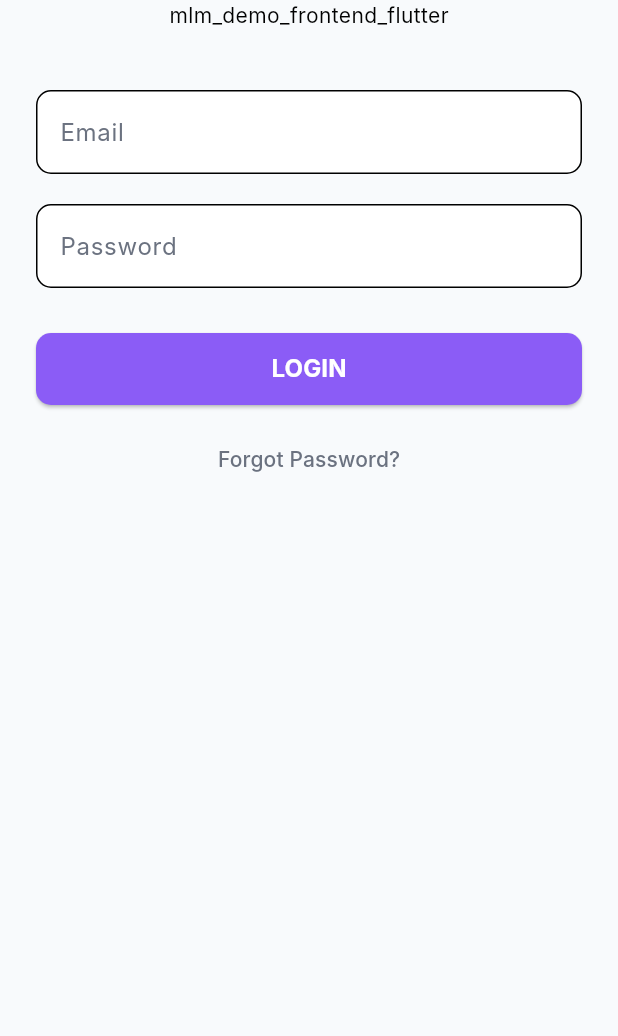
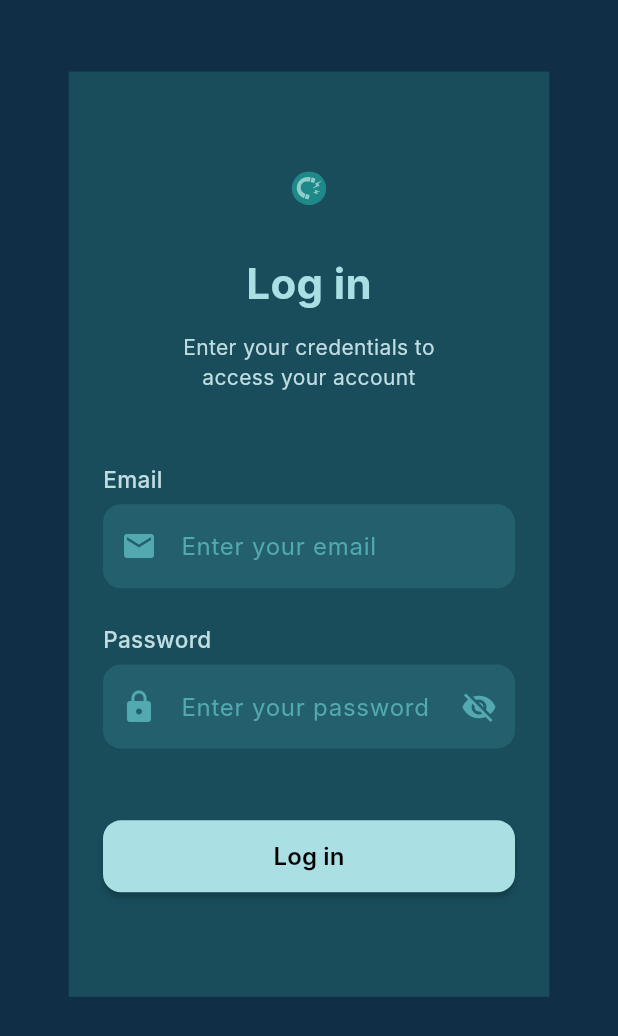
Before and after one commit to Irfan-Ahmad-byte/mlm_demo_frontend_flutter, a Flutter app: the screen it shows after launch, on a phone screen of 412 x 824 dp. Shown: the top 1036 px of the screen. Run offline on Flutter 3.47's test engine with Material 3 defaults, Android fonts, the phone set to English and light mode, and no system bars; our stand-ins replace flutter_screenutil, flutter_svg, get; Roboto replaces fonts that are missing (Inter).

Commit message:
login page desighned

```diff
--- /dev/null
+++ b/lib/app/core/assets/app_icons.dart
@@ -0,0 +1,3 @@
+class AppIcons {
+  static const String logo = "assets/icons/logo.svg";
+}
--- /dev/null
+++ b/lib/app/core/assets/app_images.dart
@@ -0,0 +1,3 @@
+class AppImages {
+  static const String mlmSide = "assets/images/mlm_side.png";
+}
--- /dev/null
+++ b/lib/app/core/custom_widget/AppTextField.dart
@@ -0,0 +1,80 @@
+import 'package:flutter/material.dart';
+import '../../core/utils/app_colors.dart';
+
+class AppTextField extends StatefulWidget {
+  final String label;
+  final String hint;
+  final bool isPassword;
+  final TextEditingController controller;
+  final IconData? icon;
+  final String? Function(String?)? validator;
+  final TextInputType keyboardType;
+
+  const AppTextField({
+    super.key,
+    required this.label,
+    required this.hint,
+    required this.controller,
+    this.isPassword = false,
+    this.icon,
+    this.validator,
+    this.keyboardType = TextInputType.text,
+  });
+
+  @override
+  State<AppTextField> createState() => _AppTextFieldState();
+}
+
+class _AppTextFieldState extends State<AppTextField> {
+  bool _obscure = true;
+
+  @override
+  Widget build(BuildContext context) {
+    return Column(
+      crossAxisAlignment: CrossAxisAlignment.start,
+      children: [
+        if (widget.label.isNotEmpty)
+          Padding(
+            padding: const EdgeInsets.only(bottom: 6.0),
+            child: Text(
+              widget.label,
+              style: TextStyle(
+                fontSize: 15,
+                color: AppColors.textColor,
+                fontWeight: FontWeight.w500,
+              ),
+            ),
+          ),
+        TextFormField(
+          controller: widget.controller,
+          keyboardType: widget.keyboardType,
+          obscureText: widget.isPassword ? _obscure : false,
+          validator: widget.validator,
+          style: TextStyle(color: AppColors.textColor),
+          decoration: InputDecoration(
+            hintText: widget.hint,
+            hintStyle: TextStyle(color: AppColors.hintColor),
+            filled: true,
+            fillColor: AppColors.primaryColor.withOpacity(0.2),
+            border: OutlineInputBorder(
+              borderRadius: BorderRadius.circular(12),
+              borderSide: BorderSide.none,
+            ),
+            prefixIcon: widget.icon != null
+                ? Icon(widget.icon, color: AppColors.hintColor)
+                : null,
+            suffixIcon: widget.isPassword
+                ? IconButton(
+                    icon: Icon(
+                      _obscure ? Icons.visibility_off : Icons.visibility,
+                      color: AppColors.hintColor,
+                    ),
+                    onPressed: () => setState(() => _obscure = !_obscure),
+                  )
+                : null,
+          ),
+        ),
+      ],
+    );
+  }
+}
--- /dev/null
+++ b/lib/app/core/custom_widget/app_button.dart
@@ -0,0 +1,71 @@
+import 'package:flutter/material.dart';
+import '../../core/utils/app_colors.dart';
+
+class AppButton extends StatelessWidget {
+  final String text;
+  final VoidCallback onPressed;
+  final bool isLoading;
+  final bool isFullWidth;
+  final IconData? icon;
+  final Color? backgroundColor;
+  final Color? textColor;
+
+  const AppButton({
+    super.key,
+    required this.text,
+    required this.onPressed,
+    this.isLoading = false,
+    this.isFullWidth = true,
+    this.icon,
+    this.backgroundColor,
+    this.textColor,
+  });
+
+  @override
+  Widget build(BuildContext context) {
+    final Color bgColor = backgroundColor ?? AppColors.secondaryColor;
+    final Color fgColor = textColor ?? AppColors.blackColor;
+
+    return SizedBox(
+      width: isFullWidth ? double.infinity : null,
+      height: 48,
+      child: ElevatedButton(
+        onPressed: isLoading ? null : onPressed,
+        style: ElevatedButton.styleFrom(
+          backgroundColor: bgColor,
+          shape: RoundedRectangleBorder(
+            borderRadius: BorderRadius.circular(12),
+          ),
+          elevation: 2,
+        ),
+        child: isLoading
+            ? const SizedBox(
+                width: 24,
+                height: 24,
+                child: CircularProgressIndicator(
+                  strokeWidth: 2,
+                  color: Colors.white,
+                ),
+              )
+            : Row(
+                mainAxisSize: MainAxisSize.min,
+                mainAxisAlignment: MainAxisAlignment.center,
+                children: [
+                  if (icon != null) ...[
+                    Icon(icon, color: fgColor, size: 20),
+                    const SizedBox(width: 8),
+                  ],
+                  Text(
+                    text,
+                    style: TextStyle(
+                      color: fgColor,
+                      fontWeight: FontWeight.w600,
+                      fontSize: 16,
+                    ),
+                  ),
+                ],
+              ),
+      ),
+    );
+  }
+}
--- /dev/null
+++ b/lib/app/core/custom_widget/responsive_widget.dart
@@ -0,0 +1,44 @@
+import 'package:flutter/material.dart';
+
+class ResponsiveWidget extends StatelessWidget {
+  final Widget? smallscreen;
+  final Widget? mediumscreen;
+  final Widget? largescreen;
+  final Widget? customscreen;
+  const ResponsiveWidget(
+      {super.key,
+      this.smallscreen,
+      this.mediumscreen,
+      this.largescreen,
+      this.customscreen});
+  static bool issmallscreen(BuildContext context) {
+    return MediaQuery.of(context).size.width < 600;
+  }
+
+  static bool ismediumscreen(BuildContext context) {
+    return MediaQuery.of(context).size.width >= 600 &&
+        MediaQuery.of(context).size.width < 1024;
+  }
+
+  static bool isLargeScreen(BuildContext context) {
+    return MediaQuery.of(context).size.width > 1024;
+  }
+
+  // static bool isCustomSize(BuildContext context) {
+  //   return MediaQuery.of(context).size.width <= customScreenSize &&
+  //       MediaQuery.of(context).size.width >= mediumScreenSize;
+  // }
+
+  @override
+  Widget build(BuildContext context) {
+    return LayoutBuilder(builder: (context, constraints) {
+      if (constraints.maxWidth >= 1024) {
+        return largescreen!;
+      } else if (constraints.maxWidth < 1024 && constraints.maxWidth >= 600) {
+        return mediumscreen!;
+      } else {
+        return smallscreen!;
+      }
+    });
+  }
+}
--- a/lib/app/core/utils/app_colors.dart
+++ b/lib/app/core/utils/app_colors.dart
@@ -11,23 +11,38 @@ class AppColors {
   static Color get shadowColor => UI.parseColor("#000000");
 
   static Color get primaryColor => _getThemeColor(
-        InitialSettingServices.to.settingmodel.lightTheme?.primaryColor,
+        InitialSettingServices.to.activeTheme.primaryColor,
         fallback: "#8B5CF6",
       );
 
+  static Color get primaryDarkColor => _getThemeColor(
+        InitialSettingServices.to.activeTheme.primaryDarkColor,
+        fallback: "#7C3AED",
+      );
+
   static Color get secondaryColor => _getThemeColor(
-        InitialSettingServices.to.settingmodel.lightTheme?.accentColor,
+        InitialSettingServices.to.activeTheme.accentColor,
         fallback: "#2DD4BF",
       );
 
+  static Color get secondaryDarkColor => _getThemeColor(
+        InitialSettingServices.to.activeTheme.accentDarkColor,
+        fallback: "#14B8A6",
+      );
+
+  static Color get scaffoldColor => _getThemeColor(
+        InitialSettingServices.to.activeTheme.scaffoldColor,
+        fallback: "#0F172A",
+      );
+
   static Color get hintColor => _getThemeColor(
-        InitialSettingServices.to.settingmodel.lightTheme?.hintColor,
-        fallback: "#CBD5E1",
+        InitialSettingServices.to.activeTheme.hintColor,
+        fallback: "#94A3B8",
       );
 
   static Color get textColor => _getThemeColor(
-        InitialSettingServices.to.settingmodel.lightTheme?.textColor,
-        fallback: "#1F2937",
+        InitialSettingServices.to.activeTheme.textColor,
+        fallback: "#E2E8F0",
       );
 
   static Color get bodyColor => UI.parseColor("#FEF4EC");
--- /dev/null
+++ b/lib/app/screens/login/components/login_form.dart
@@ -0,0 +1,109 @@
+import 'package:flutter/material.dart';
+import 'package:flutter_svg/flutter_svg.dart';
+import 'package:get/get.dart';
+import 'package:flutter_screenutil/flutter_screenutil.dart';
+import 'package:mlm_demo_frontend_flutter/app/core/assets/app_icons.dart';
+import '../../../core/custom_widget/AppTextField.dart';
+import '../../../core/custom_widget/app_button.dart';
+import '../../../core/utils/app_colors.dart';
+import '../controller/login_controller.dart';
+
+class LoginForm extends StatelessWidget {
+  final controller = Get.put(LoginController());
+  final loginFormKey = GlobalKey<FormState>();
+
+  LoginForm({super.key});
+
+  @override
+  Widget build(BuildContext context) {
+    return Center(
+      child: Container(
+        color: AppColors.primaryDarkColor,
+        padding: EdgeInsets.symmetric(horizontal: 20.w, vertical: 40.w),
+        constraints: BoxConstraints(maxWidth: 320.w),
+        child: Form(
+          key: loginFormKey,
+          child: Column(
+            mainAxisSize: MainAxisSize.min,
+            children: [
+              SvgPicture.asset(
+                AppIcons.logo,
+                width: 20.w,
+                height: 64,
+              ),
+              SizedBox(height: 10.h),
+              Text(
+                'Log in',
+                style: TextStyle(
+                  fontSize: 28,
+                  fontWeight: FontWeight.bold,
+                  color: AppColors.secondaryColor,
+                ),
+              ),
+              SizedBox(height: 10.h),
+              Text(
+                'Enter your credentials to\naccess your account',
+                textAlign: TextAlign.center,
+                style: TextStyle(
+                  fontSize: 14,
+                  color: AppColors.textColor,
+                ),
+              ),
+              SizedBox(height: 40.h),
+
+              /// Email Field
+              AppTextField(
+                label: 'Email',
+                hint: 'Enter your email',
+                controller: controller.emailController,
+                keyboardType: TextInputType.emailAddress,
+                icon: Icons.email,
+                validator: (value) {
+                  if (value == null || value.isEmpty) {
+                    return 'Please enter email';
+                  }
+                  return null;
+                },
+              ),
+              SizedBox(height: 20.h),
+
+              /// Password Field
+              AppTextField(
+                label: 'Password',
+                hint: 'Enter your password',
+                controller: controller.passwordController,
+                isPassword: true,
+                icon: Icons.lock,
+                validator: (value) {
+                  if (value == null || value.length < 6) {
+                    return 'Minimum 6 characters';
+                  }
+                  return null;
+                },
+              ),
+              SizedBox(height: 40.h),
+
+              /// Login Button
+              AppButton(
+                text: 'Log in',
+                onPressed: () {
+                  // if (loginFormKey.currentState!.validate()) {
+                  //   controller.loginUser(
+                  //     email: controller.emailController.text,
+                  //     password: controller.passwordController.text,
+                  //     isClear: () {
+                  //       controller.emailController.clear();
+                  //       controller.passwordController.clear();
+                  //     },
+                  //   );
+                  // }
+                },
+              ),
+              SizedBox(height: 20.h),
+            ],
+          ),
+        ),
+      ),
+    );
+  }
+}
--- a/lib/app/screens/login/controller/login_controller.dart
+++ b/lib/app/screens/login/controller/login_controller.dart
@@ -1,3 +1,7 @@
+import 'package:flutter/material.dart';
 import 'package:get/get.dart';
 
-class LoginController extends GetxController {}
+class LoginController extends GetxController {
+  final TextEditingController emailController = TextEditingController();
+  final TextEditingController passwordController = TextEditingController();
+}
--- a/lib/app/screens/login/login_page.dart
+++ b/lib/app/screens/login/login_page.dart
@@ -1,6 +1,5 @@
-
-
 import 'package:flutter/material.dart';
+import 'package:mlm_demo_frontend_flutter/app/core/custom_widget/responsive_widget.dart';
 
 import '../../core/utils/app_colors.dart';
 import 'screen/login_screen.dart';
@@ -18,7 +17,11 @@ class LoginPage extends StatelessWidget {
         body: SizedBox(
           height: size.height,
           width: size.width,
-          child: LoginScreen(),
+          child: const ResponsiveWidget(
+            largescreen: LoginScreen(),
+            mediumscreen: LoginScreen(),
+            smallscreen: LoginScreen(),
+          ),
         ),
       ),
     );
--- a/lib/app/screens/login/screen/login_screen.dart
+++ b/lib/app/screens/login/screen/login_screen.dart
@@ -1,8 +1,9 @@
 import 'package:flutter/material.dart';
+import 'package:flutter_screenutil/flutter_screenutil.dart';
 import 'package:get/get.dart';
-
-import '../../../core/utils/app_colors.dart';
-import '../../../services/initial_setting_service.dart';
+import 'package:mlm_demo_frontend_flutter/app/core/custom_widget/responsive_widget.dart';
+import 'package:mlm_demo_frontend_flutter/app/screens/login/components/login_form.dart';
+import '../../../core/assets/app_images.dart';
 import '../controller/login_controller.dart';
 
 class LoginScreen extends GetView<LoginController> {
@@ -13,86 +14,44 @@ class LoginScreen extends GetView<LoginController> {
     return GetBuilder<LoginController>(
         init: LoginController(),
         builder: (controller) => SingleChildScrollView(
-                child: Center(
-              child: SingleChildScrollView(
-                padding: const EdgeInsets.symmetric(horizontal: 24),
-                child: Column(
-                  mainAxisAlignment: MainAxisAlignment.center,
-                  children: [
-                    Text(
-                      InitialSettingServices.to.appName,
-                    ),
-                    const SizedBox(height: 40),
-                    TextField(
-                      decoration: InputDecoration(
-                        hintText: 'Email',
-                        filled: true,
-                        fillColor: AppColors.whiteColor,
-                        hintStyle: TextStyle(color: AppColors.hintColor),
-                        border: OutlineInputBorder(
-                          borderRadius: BorderRadius.circular(10),
-                        ),
-                      ),
-                      style: TextStyle(color: AppColors.textColor),
-                    ),
-                    const SizedBox(height: 20),
-                    TextField(
-                      obscureText: true,
-                      decoration: InputDecoration(
-                        hintText: 'Password',
-                        filled: true,
-                        fillColor: AppColors.whiteColor,
-                        hintStyle: TextStyle(color: AppColors.hintColor),
-                        border: OutlineInputBorder(
-                          borderRadius: BorderRadius.circular(10),
-                        ),
-                      ),
-                      style: TextStyle(color: AppColors.textColor),
-                    ),
-                    const SizedBox(height: 30),
-                    SizedBox(
-                      width: double.infinity,
-                      height: 48,
-                      child: ElevatedButton(
-                        style: ElevatedButton.styleFrom(
-                          backgroundColor: AppColors.primaryColor,
-                          shape: RoundedRectangleBorder(
-                            borderRadius: BorderRadius.circular(10),
+            child: Padding(
+                padding: EdgeInsets.symmetric(
+                  horizontal: 20.w,
+                ),
+                child: ResponsiveWidget.isLargeScreen(context)
+                    ? Row(
+                        mainAxisAlignment: MainAxisAlignment.spaceBetween,
+                        children: [
+                          Expanded(
+                            child: Container(
+                              height: 450.h,
+                              width: 180.w,
+                              decoration: const BoxDecoration(
+                                  image: DecorationImage(
+                                      scale: 1.0,
+                                      image: AssetImage(
+                                        AppImages.mlmSide,
+                                      ),
+                                      fit: BoxFit.fill)),
+                            ),
                           ),
-                        ),
-                        onPressed: () {
-                          // Just simple UI action
-                          Get.snackbar(
-                            'Tapped',
-                            'You pressed login',
-                            snackPosition: SnackPosition.BOTTOM,
-                            backgroundColor: AppColors.primaryColor,
-                            colorText: Colors.white,
-                          );
-                        },
-                        child: const Text(
-                          'LOGIN',
-                          style: TextStyle(
-                            fontWeight: FontWeight.bold,
-                            fontSize: 16,
-                            color: Colors.white,
+                          SizedBox(
+                            width: 20.w,
                           ),
-                        ),
-                      ),
-                    ),
-                    const SizedBox(height: 12),
-                    TextButton(
-                      onPressed: () {},
-                      child: Text(
-                        'Forgot Password?',
-                        style: TextStyle(
-                          color: AppColors.hintColor,
-                        ),
-                      ),
-                    ),
-                  ],
-                ),
-              ),
-            )));
+                          Expanded(child: LoginForm())
+                        ],
+                      )
+                    : Column(
+                        mainAxisAlignment: MainAxisAlignment.center,
+                        children: [
+                          Padding(
+                            padding: EdgeInsets.symmetric(
+                              vertical: 40.h,
+                              horizontal: 20.w,
+                            ),
+                            child: LoginForm(),
+                          )
+                        ],
+                      ))));
   }
 }
--- a/lib/app/services/initial_setting_service.dart
+++ b/lib/app/services/initial_setting_service.dart
@@ -13,10 +13,19 @@ class InitialSettingServices extends GetxService {
   late InitialSettingModel settingmodel;
 
   Future<InitialSettingServices> init() async {
-    final response = await getJsonFile(kInitialSettingJson);
-    if (response != null) {
-      settingmodel = InitialSettingModel.fromJson(response);
+    try {
+      final response = await getJsonFile(kInitialSettingJson);
+      print("InitialSetting JSON loaded: $response"); // 👈 DEBUG
+
+      if (response != null) {
+        settingmodel = InitialSettingModel.fromJson(response);
+        print("Theme Loaded: ${settingmodel.defaultTheme}"); // 👈 DEBUG
+      }
+    } catch (e, stack) {
+      print("🔥 Error loading initial settings: $e");
+      print(stack);
     }
+
     return this;
   }
 
@@ -26,19 +35,7 @@ class InitialSettingServices extends GetxService {
 
   ThemeMode getThemeMode() {
     final mode = settingmodel.defaultTheme?.toLowerCase();
-    if (mode == 'dark') {
-      SystemChrome.setSystemUIOverlayStyle(
-        SystemUiOverlayStyle.light.copyWith(
-          systemNavigationBarColor: Colors.black,
-        ),
-      );
-      return ThemeMode.dark;
-    }
-    SystemChrome.setSystemUIOverlayStyle(
-      SystemUiOverlayStyle.light.copyWith(
-        systemNavigationBarColor: Colors.white,
-      ),
-    );
+    if (mode == 'dark') return ThemeMode.dark;
     return ThemeMode.light;
   }
 
@@ -46,35 +43,35 @@ class InitialSettingServices extends GetxService {
     final t = settingmodel.lightTheme ?? LightTheme();
     SystemChrome.setSystemUIOverlayStyle(
       SystemUiOverlayStyle(
-        statusBarColor: UI.parseColor(t.primaryColor ?? "#8B5CF6"),
+        statusBarColor: UI.parseColor(t.primaryColor ?? "#52a9b0"),
         statusBarBrightness: Brightness.dark,
-        systemNavigationBarColor: UI.parseColor(t.primaryColor ?? "#8B5CF6"),
+        systemNavigationBarColor: UI.parseColor(t.primaryColor ?? "#52a9b0"),
       ),
     );
 
     return ThemeData(
       fontFamily: fontFamily,
       brightness: Brightness.light,
-      primaryColor: UI.parseColor(t.primaryColor ?? "#8B5CF6"),
-      primaryColorDark: UI.parseColor(t.primaryDarkColor ?? "#7C3AED"),
-      scaffoldBackgroundColor: UI.parseColor(t.scaffoldColor ?? "#F8FAFC"),
-      dividerColor: UI.parseColor(t.hintColor ?? "#CBD5E1"),
-      focusColor: UI.parseColor(t.accentColor ?? "#2DD4BF"),
-      hintColor: UI.parseColor(t.hintColor ?? "#94A3B8"),
+      primaryColor: UI.parseColor(t.primaryColor ?? "#52a9b0"),
+      primaryColorDark: UI.parseColor(t.primaryDarkColor ?? "#194d5c"),
+      scaffoldBackgroundColor: UI.parseColor(t.scaffoldColor ?? "#ffffff"),
+      dividerColor: UI.parseColor(t.hintColor ?? "#c0dde2"),
+      focusColor: UI.parseColor(t.accentColor ?? "#aadfe4"),
+      hintColor: UI.parseColor(t.hintColor ?? "#c0dde2"),
       checkboxTheme: CheckboxThemeData(
         shape: RoundedRectangleBorder(borderRadius: BorderRadius.circular(100)),
       ),
       textSelectionTheme: TextSelectionThemeData(
-        cursorColor: UI.parseColor(t.accentColor ?? "#2DD4BF"),
-        selectionColor: UI.parseColor(t.accentColor ?? "#2DD4BF"),
-        selectionHandleColor: UI.parseColor(t.accentColor ?? "#2DD4BF"),
+        cursorColor: UI.parseColor(t.accentColor ?? "#aadfe4"),
+        selectionColor: UI.parseColor(t.accentColor ?? "#aadfe4"),
+        selectionHandleColor: UI.parseColor(t.accentColor ?? "#aadfe4"),
       ),
       colorScheme: ColorScheme.light(
-        primary: UI.parseColor(t.primaryColor ?? "#8B5CF6"),
-        secondary: UI.parseColor(t.accentColor ?? "#2DD4BF"),
+        primary: UI.parseColor(t.primaryColor ?? "#52a9b0"),
+        secondary: UI.parseColor(t.accentColor ?? "#aadfe4"),
       ),
       bottomNavigationBarTheme: BottomNavigationBarThemeData(
-        backgroundColor: UI.parseColor(t.primaryColor ?? "#8B5CF6"),
+        backgroundColor: UI.parseColor(t.primaryColor ?? "#52a9b0"),
       ),
     );
   }
@@ -83,19 +80,20 @@ class InitialSettingServices extends GetxService {
     final t = settingmodel.darkTheme ?? LightTheme();
     SystemChrome.setSystemUIOverlayStyle(
       SystemUiOverlayStyle(
-        statusBarColor: UI.parseColor(t.primaryColor ?? "#8B5CF6"),
+        statusBarColor: UI.parseColor(t.primaryColor ?? "#52a9b0"),
         statusBarBrightness: Brightness.light,
-        systemNavigationBarColor: UI.parseColor(t.primaryColor ?? "#8B5CF6"),
+        systemNavigationBarColor: UI.parseColor(t.primaryColor ?? "#52a9b0"),
       ),
     );
+
     return ThemeData.dark().copyWith(
       textTheme: Typography.material2021().black.apply(fontFamily: fontFamily),
-      primaryColor: UI.parseColor(t.primaryColor ?? "#8B5CF6"),
-      scaffoldBackgroundColor: UI.parseColor(t.scaffoldColor ?? "#0F172A"),
-      hintColor: UI.parseColor(t.hintColor ?? "#94A3B8"),
+      primaryColor: UI.parseColor(t.primaryColor ?? "#52a9b0"),
+      scaffoldBackgroundColor: UI.parseColor(t.scaffoldColor ?? "#102e46"),
+      hintColor: UI.parseColor(t.hintColor ?? "#c0dde2"),
       colorScheme: ColorScheme.dark(
-        primary: UI.parseColor(t.primaryColor ?? "#8B5CF6"),
-        secondary: UI.parseColor(t.accentColor ?? "#2DD4BF"),
+        primary: UI.parseColor(t.primaryColor ?? "#52a9b0"),
+        secondary: UI.parseColor(t.accentColor ?? "#aadfe4"),
       ),
     );
   }
@@ -104,7 +102,7 @@ class InitialSettingServices extends GetxService {
       ? (settingmodel.darkTheme ?? LightTheme())
       : (settingmodel.lightTheme ?? LightTheme());
 
-  String get appName => settingmodel.appName ?? 'MLM Demo';
+  String get appName => settingmodel.appName ?? 'GrowBro';
   String get appVersion => settingmodel.appVersion ?? '1.0.0';
   String get fontFamily => settingmodel.fontFamily ?? 'Inter';
 }
--- a/lib/main.dart
+++ b/lib/main.dart
@@ -32,6 +32,7 @@ class MyApp extends StatelessWidget {
           },
           child: GetMaterialApp(
             title: kAppName,
+            darkTheme: Get.find<InitialSettingServices>().getDarkTheme(),
             themeMode: Get.find<InitialSettingServices>().getThemeMode(),
             theme: Get.find<InitialSettingServices>().getLightTheme(),
             getPages: AppPages.pages,
--- a/pubspec.yaml
+++ b/pubspec.yaml
@@ -37,6 +37,7 @@ dependencies:
   cupertino_icons: ^1.0.8
   get: ^4.7.2
   flutter_screenutil: ^5.9.3
+  flutter_svg: ^2.1.0
 
 dev_dependencies:
   flutter_test:
@@ -58,6 +59,8 @@ flutter:
   # To add assets to your application, add an assets section, like this:
   assets:
     - assets/initial_setting/
+    - assets/images/
+    - assets/icons/
 
   # the material Icons class.
 
```
Also changed, not shown: assets/initial_setting/initial_setting.json (+15 -15 lines), assets/icons/logo.svg (added), assets/images/mlm_side.png (added), pubspec.lock.
